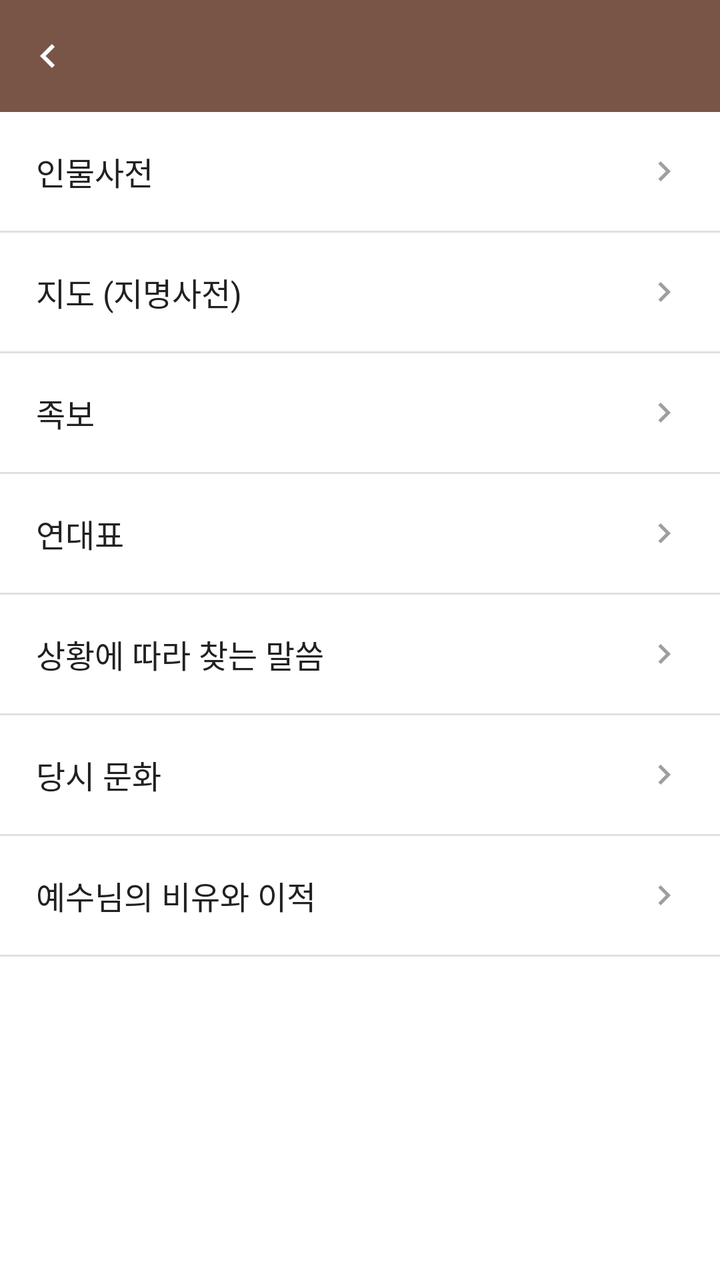
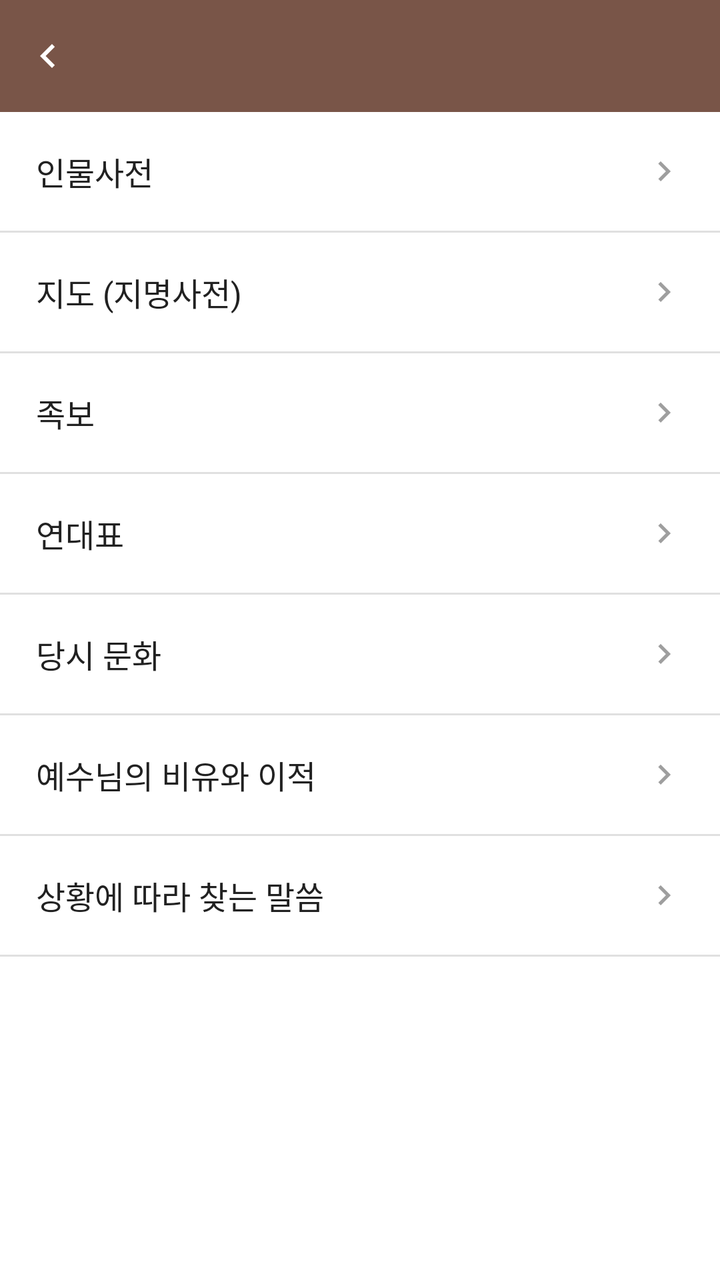

Two renders of the same Android screen: before a commit and after it. Below are the layout's source before the change and the commit's diff.
<!-- AndroidManifest.xml: application theme Theme.BNOTE -->
<!-- res/layout/activity_bible_knowledge_hub.xml -->
<?xml version="1.0" encoding="utf-8"?>
<LinearLayout xmlns:android="http://schemas.android.com/apk/res/android"
    xmlns:app="http://schemas.android.com/apk/res-auto"
    android:id="@+id/knowledge_hub_root"
    android:layout_width="match_parent"
    android:layout_height="match_parent"
    android:orientation="vertical"
    android:background="@color/surface_background">

    <include layout="@layout/include_activity_top_bar" />

    <LinearLayout
        android:layout_width="match_parent"
        android:layout_height="wrap_content"
        android:orientation="vertical">

        <LinearLayout
            android:id="@+id/menu_figures"
            android:layout_width="match_parent"
            android:layout_height="wrap_content"
            android:orientation="horizontal"
            android:gravity="center_vertical"
            android:padding="18dp"
            android:background="?attr/selectableItemBackground"
            android:clickable="true"
            android:focusable="true">

            <TextView
                android:layout_width="0dp"
                android:layout_height="wrap_content"
                android:layout_weight="1"
                android:text="인물사전"
                android:textSize="16sp"
                android:textColor="@color/text_primary" />

            <ImageView
                android:layout_width="20dp"
                android:layout_height="20dp"
                android:src="@drawable/ic_chevron_right"
                app:tint="@color/text_hint" />
        </LinearLayout>

        <View
            android:layout_width="match_parent"
            android:layout_height="1dp"
            android:background="@color/divider_light" />

        <LinearLayout
            android:id="@+id/menu_places"
            android:layout_width="match_parent"
            android:layout_height="wrap_content"
            android:orientation="horizontal"
            android:gravity="center_vertical"
            android:padding="18dp"
            android:background="?attr/selectableItemBackground"
            android:clickable="true"
            android:focusable="true">

            <TextView
                android:layout_width="0dp"
                android:layout_height="wrap_content"
                android:layout_weight="1"
                android:text="지도 (지명사전)"
                android:textSize="16sp"
                android:textColor="@color/text_primary" />

            <ImageView
                android:layout_width="20dp"
                android:layout_height="20dp"
                android:src="@drawable/ic_chevron_right"
                app:tint="@color/text_hint" />
        </LinearLayout>

        <View
            android:layout_width="match_parent"
            android:layout_height="1dp"
            android:background="@color/divider_light" />

        <LinearLayout
            android:id="@+id/menu_genealogy"
            android:layout_width="match_parent"
            android:layout_height="wrap_content"
            android:orientation="horizontal"
            android:gravity="center_vertical"
            android:padding="18dp"
            android:background="?attr/selectableItemBackground"
            android:clickable="true"
            android:focusable="true">

            <TextView
                android:layout_width="0dp"
                android:layout_height="wrap_content"
                android:layout_weight="1"
                android:text="족보"
                android:textSize="16sp"
                android:textColor="@color/text_primary" />

            <ImageView
                android:layout_width="20dp"
                android:layout_height="20dp"
                android:src="@drawable/ic_chevron_right"
                app:tint="@color/text_hint" />
        </LinearLayout>

        <View
            android:layout_width="match_parent"
            android:layout_height="1dp"
            android:background="@color/divider_light" />

        <LinearLayout
            android:id="@+id/menu_timeline"
            android:layout_width="match_parent"
            android:layout_height="wrap_content"
            android:orientation="horizontal"
            android:gravity="center_vertical"
            android:padding="18dp"
            android:background="?attr/selectableItemBackground"
            android:clickable="true"
            android:focusable="true">

            <TextView
                android:layout_width="0dp"
                android:layout_height="wrap_content"
                android:layout_weight="1"
                android:text="연대표"
                android:textSize="16sp"
                android:textColor="@color/text_primary" />

            <ImageView
                android:layout_width="20dp"
                android:layout_height="20dp"
                android:src="@drawable/ic_chevron_right"
                app:tint="@color/text_hint" />
        </LinearLayout>

        <View
            android:layout_width="match_parent"
            android:layout_height="1dp"
            android:background="@color/divider_light" />

        <LinearLayout
            android:id="@+id/menu_topics"
            android:layout_width="match_parent"
            android:layout_height="wrap_content"
            android:orientation="horizontal"
            android:gravity="center_vertical"
            android:padding="18dp"
            android:background="?attr/selectableItemBackground"
            android:clickable="true"
            android:focusable="true">

            <TextView
                android:layout_width="0dp"
                android:layout_height="wrap_content"
                android:layout_weight="1"
                android:text="상황에 따라 찾는 말씀"
                android:textSize="16sp"
                android:textColor="@color/text_primary" />

            <ImageView
                android:layout_width="20dp"
                android:layout_height="20dp"
                android:src="@drawable/ic_chevron_right"
                app:tint="@color/text_hint" />
        </LinearLayout>

        <View
            android:layout_width="match_parent"
            android:layout_height="1dp"
            android:background="@color/divider_light" />

        <LinearLayout
            android:id="@+id/menu_culture"
            android:layout_width="match_parent"
            android:layout_height="wrap_content"
            android:orientation="horizontal"
            android:gravity="center_vertical"
            android:padding="18dp"
            android:background="?attr/selectableItemBackground"
            android:clickable="true"
            android:focusable="true">

            <TextView
                android:layout_width="0dp"
                android:layout_height="wrap_content"
                android:layout_weight="1"
                android:text="당시 문화"
                android:textSize="16sp"
                android:textColor="@color/text_primary" />

            <ImageView
                android:layout_width="20dp"
                android:layout_height="20dp"
                android:src="@drawable/ic_chevron_right"
                app:tint="@color/text_hint" />
        </LinearLayout>

        <View
            android:layout_width="match_parent"
            android:layout_height="1dp"
            android:background="@color/divider_light" />

        <LinearLayout
            android:id="@+id/menu_parables"
            android:layout_width="match_parent"
            android:layout_height="wrap_content"
            android:orientation="horizontal"
            android:gravity="center_vertical"
            android:padding="18dp"
            android:background="?attr/selectableItemBackground"
            android:clickable="true"
            android:focusable="true">

            <TextView
                android:layout_width="0dp"
                android:layout_height="wrap_content"
                android:layout_weight="1"
                android:text="예수님의 비유와 이적"
                android:textSize="16sp"
                android:textColor="@color/text_primary" />

            <ImageView
                android:layout_width="20dp"
                android:layout_height="20dp"
                android:src="@drawable/ic_chevron_right"
                app:tint="@color/text_hint" />
        </LinearLayout>

        <View
            android:layout_width="match_parent"
            android:layout_height="1dp"
            android:background="@color/divider_light" />

    </LinearLayout>

</LinearLayout>
<!-- res/layout/include_activity_top_bar.xml (included above) -->
<?xml version="1.0" encoding="utf-8"?>
<LinearLayout xmlns:android="http://schemas.android.com/apk/res/android"
    xmlns:app="http://schemas.android.com/apk/res-auto"
    android:layout_width="match_parent"
    android:layout_height="56dp"
    android:orientation="horizontal"
    android:gravity="center_vertical"
    android:background="@color/brown_primary"
    android:paddingStart="4dp">

    <ImageView
        android:id="@+id/btn_top_bar_back"
        android:layout_width="40dp"
        android:layout_height="40dp"
        android:padding="8dp"
        android:src="@drawable/ic_chevron_left"
        app:tint="@color/white"
        android:contentDescription="뒤로가기"
        android:background="?attr/selectableItemBackgroundBorderless"
        android:clickable="true"
        android:focusable="true" />

    <TextView
        android:id="@+id/text_top_bar_title"
        android:layout_width="0dp"
        android:layout_height="wrap_content"
        android:layout_weight="1"
        android:layout_marginStart="4dp"
        android:textSize="18sp"
        android:textStyle="bold"
        android:textColor="@color/white" />

</LinearLayout>
<!-- resources referenced by this layout -->
<resources>
  <color name="brown_primary">#795548</color>
  <color name="divider_light">#E0E0E0</color>
  <color name="surface_background">#FFFFFF</color>
  <color name="text_hint">#9E9E9E</color>
  <color name="text_primary">#212121</color>
  <color name="white">#FFFFFFFF</color>
  <!-- drawable ic_chevron_left (drawable) -->
  <vector xmlns:android="http://schemas.android.com/apk/res/android"
      android:width="24dp"
      android:height="24dp"
      android:viewportWidth="24"
      android:viewportHeight="24"
      android:tint="?attr/colorControlNormal">
      <path
          android:fillColor="#000000"
          android:pathData="M15.41,7.41L14,6l-6,6 6,6 1.41,-1.41L10.83,12z" />
  </vector>
  <!-- drawable ic_chevron_right (drawable) -->
  <vector xmlns:android="http://schemas.android.com/apk/res/android"
      android:width="24dp"
      android:height="24dp"
      android:viewportWidth="24"
      android:viewportHeight="24"
      android:tint="?attr/colorControlNormal">
      <path
          android:fillColor="#000000"
          android:pathData="M8.59,16.59L10,18l6,-6 -6,-6 -1.41,1.41L13.17,12z" />
  </vector>
  <style name="Theme.BNOTE" parent="Base.Theme.BNOTE" />
  <style name="Base.Theme.BNOTE" parent="Theme.Material3.DayNight.NoActionBar">
          <item name="colorPrimary">@color/brown_primary</item>
          <item name="colorPrimaryDark">@color/brown_primary_dark</item>
          <item name="android:statusBarColor">@color/brown_primary_dark</item>
          <item name="android:windowLightStatusBar">false</item>
          <item name="android:windowBackground">@color/surface_background</item>
      </style>
  <color name="brown_primary_dark">#5D4037</color>
</resources>

<!-- the commit's change to res/layout/activity_bible_knowledge_hub.xml (unified diff, before → after) -->
@@ -139,6 +139,68 @@
             android:background="@color/divider_light" />
 
         <LinearLayout
+            android:id="@+id/menu_culture"
+            android:layout_width="match_parent"
+            android:layout_height="wrap_content"
+            android:orientation="horizontal"
+            android:gravity="center_vertical"
+            android:padding="18dp"
+            android:background="?attr/selectableItemBackground"
+            android:clickable="true"
+            android:focusable="true">
+
+            <TextView
+                android:layout_width="0dp"
+                android:layout_height="wrap_content"
+                android:layout_weight="1"
+                android:text="당시 문화"
+                android:textSize="16sp"
+                android:textColor="@color/text_primary" />
+
+            <ImageView
+                android:layout_width="20dp"
+                android:layout_height="20dp"
+                android:src="@drawable/ic_chevron_right"
+                app:tint="@color/text_hint" />
+        </LinearLayout>
+
+        <View
+            android:layout_width="match_parent"
+            android:layout_height="1dp"
+            android:background="@color/divider_light" />
+
+        <LinearLayout
+            android:id="@+id/menu_parables"
+            android:layout_width="match_parent"
+            android:layout_height="wrap_content"
+            android:orientation="horizontal"
+            android:gravity="center_vertical"
+            android:padding="18dp"
+            android:background="?attr/selectableItemBackground"
+            android:clickable="true"
+            android:focusable="true">
+
+            <TextView
+                android:layout_width="0dp"
+                android:layout_height="wrap_content"
+                android:layout_weight="1"
+                android:text="예수님의 비유와 이적"
+                android:textSize="16sp"
+                android:textColor="@color/text_primary" />
+
+            <ImageView
+                android:layout_width="20dp"
+                android:layout_height="20dp"
+                android:src="@drawable/ic_chevron_right"
+                app:tint="@color/text_hint" />
+        </LinearLayout>
+
+        <View
+            android:layout_width="match_parent"
+            android:layout_height="1dp"
+            android:background="@color/divider_light" />
+
+        <LinearLayout
             android:id="@+id/menu_topics"
             android:layout_width="match_parent"
             android:layout_height="wrap_content"
@@ -154,68 +216,6 @@
                 android:layout_height="wrap_content"
                 android:layout_weight="1"
                 android:text="상황에 따라 찾는 말씀"
-                android:textSize="16sp"
-                android:textColor="@color/text_primary" />
-
-            <ImageView
-                android:layout_width="20dp"
-                android:layout_height="20dp"
-                android:src="@drawable/ic_chevron_right"
-                app:tint="@color/text_hint" />
-        </LinearLayout>
-
-        <View
-            android:layout_width="match_parent"
-            android:layout_height="1dp"
-            android:background="@color/divider_light" />
-
-        <LinearLayout
-            android:id="@+id/menu_culture"
-            android:layout_width="match_parent"
-            android:layout_height="wrap_content"
-            android:orientation="horizontal"
-            android:gravity="center_vertical"
-            android:padding="18dp"
-            android:background="?attr/selectableItemBackground"
-            android:clickable="true"
-            android:focusable="true">
-
-            <TextView
-                android:layout_width="0dp"
-                android:layout_height="wrap_content"
-                android:layout_weight="1"
-                android:text="당시 문화"
-                android:textSize="16sp"
-                android:textColor="@color/text_primary" />
-
-            <ImageView
-                android:layout_width="20dp"
-                android:layout_height="20dp"
-                android:src="@drawable/ic_chevron_right"
-                app:tint="@color/text_hint" />
-        </LinearLayout>
-
-        <View
-            android:layout_width="match_parent"
-            android:layout_height="1dp"
-            android:background="@color/divider_light" />
-
-        <LinearLayout
-            android:id="@+id/menu_parables"
-            android:layout_width="match_parent"
-            android:layout_height="wrap_content"
-            android:orientation="horizontal"
-            android:gravity="center_vertical"
-            android:padding="18dp"
-            android:background="?attr/selectableItemBackground"
-            android:clickable="true"
-            android:focusable="true">
-
-            <TextView
-                android:layout_width="0dp"
-                android:layout_height="wrap_content"
-                android:layout_weight="1"
-                android:text="예수님의 비유와 이적"
                 android:textSize="16sp"
                 android:textColor="@color/text_primary" />
 
